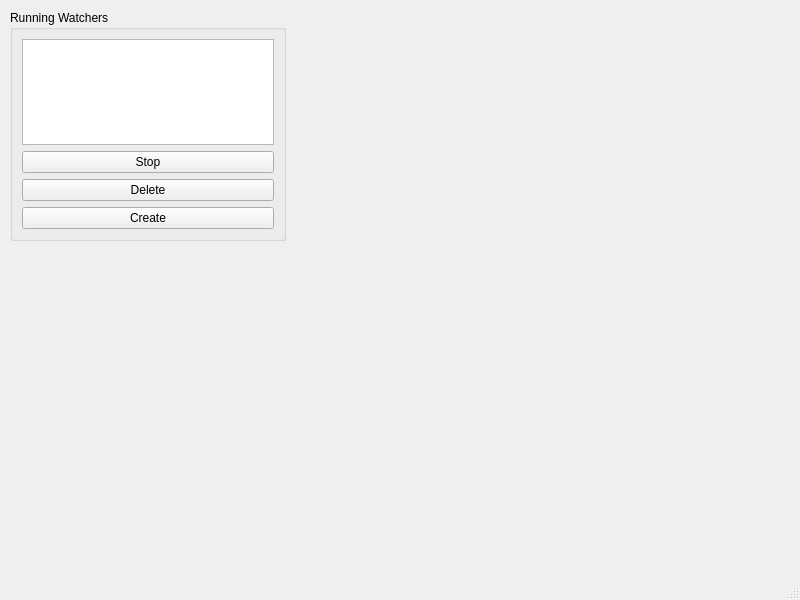
clockworkengineer/Constrictor, file FPE/ui/QtMainWindow.ui: the form before one commit.
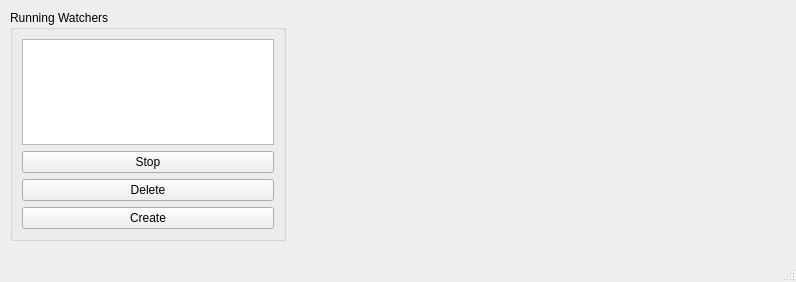
The form after the commit.

Patch:
```diff
--- a/FPE/ui/QtMainWindow.ui
+++ b/FPE/ui/QtMainWindow.ui
@@ -6,10 +6,16 @@
    <rect>
     <x>0</x>
     <y>0</y>
-    <width>800</width>
-    <height>600</height>
+    <width>796</width>
+    <height>282</height>
    </rect>
   </property>
+  <property name="sizePolicy">
+   <sizepolicy hsizetype="Fixed" vsizetype="Fixed">
+    <horstretch>0</horstretch>
+    <verstretch>0</verstretch>
+   </sizepolicy>
+  </property>
   <property name="windowTitle">
    <string>File Processing Engine</string>
   </property>
```
Left out of the diff: 2 changed lines with no effect on the pictures.
